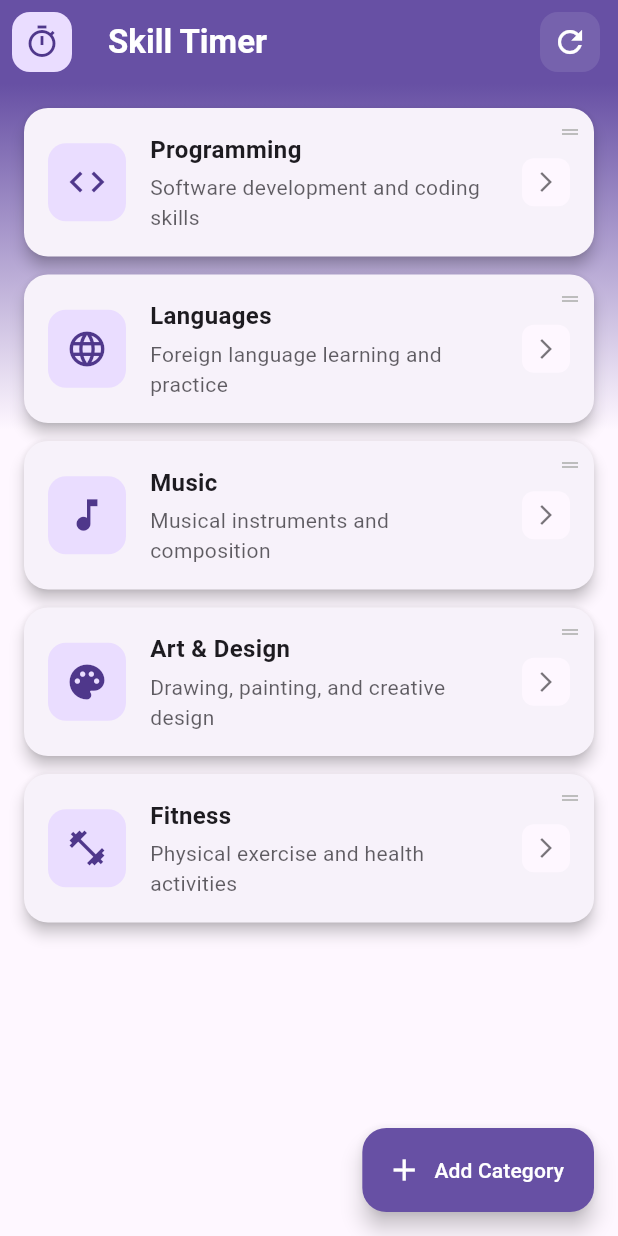
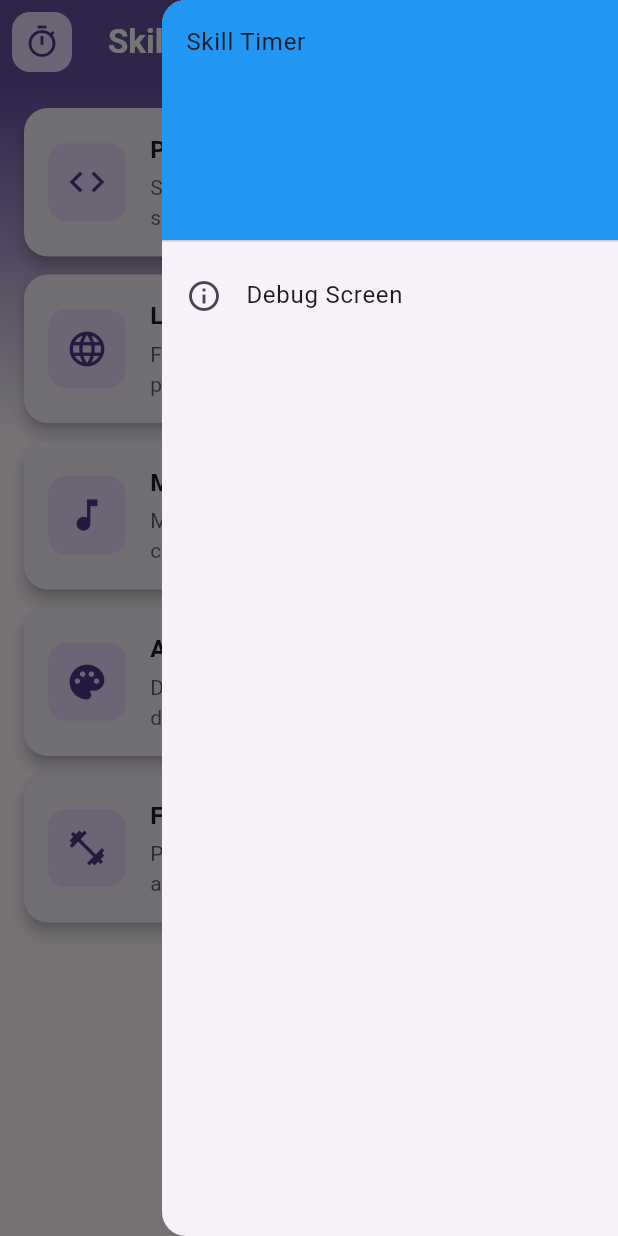
Before and after one commit to Ekipogh/skill_timer, a Flutter app: the screen it shows after launch, with the side drawer open (before the commit the screen has no drawer), on a phone screen of 412 x 824 dp. Run offline on Flutter 3.47's test engine with Material 3 defaults, Android fonts, the phone set to English and light mode, and no system bars; our stand-ins replace sqflite; accounts and stored records are empty.

Commit message:
feat: Add comprehensive documentation and refactor skill management with timer sessions

```diff
--- a/lib/models/skill.dart
+++ b/lib/models/skill.dart
@@ -20,9 +20,7 @@ class Skill {
       'id': id,
       'name': name,
       'description': description,
-      'category': category,
-      'totalTimeSpent': totalTimeSpent,
-      'sessionsCount': sessionsCount,
+      'category': category
     };
   }
 
--- a/lib/screens/homescreen.dart
+++ b/lib/screens/homescreen.dart
@@ -1,5 +1,6 @@
 import 'package:flutter/material.dart';
 import 'package:provider/provider.dart';
+import 'package:skill_timer/widgets/dev_database_utils.dart';
 import '../providers/skill_category_provider.dart';
 import '../models/skill_category.dart';
 import '../widgets/widgets.dart';
@@ -87,7 +88,7 @@ class _HomeScreenState extends State<HomeScreen> {
     super.initState();
     // Load skill categories when the screen initializes
     WidgetsBinding.instance.addPostFrameCallback((_) {
-      context.read<SkillProvider>().loadSkillCategories();
+      context.read<SkillProvider>().refresh();
     });
   }
 
@@ -103,6 +104,15 @@ class _HomeScreenState extends State<HomeScreen> {
               context.read<SkillProvider>().refresh();
             },
             tooltip: 'Refresh',
+          ),
+          Builder(
+            builder: (context) => CustomIconButton(
+              icon: Icons.menu,
+              onPressed: () {
+                Scaffold.of(context).openEndDrawer();
+              },
+              tooltip: 'Menu',
+            ),
           ),
           const SizedBox(width: 8),
         ],
@@ -129,7 +139,8 @@ class _HomeScreenState extends State<HomeScreen> {
             return EmptyStateCard(
               icon: Icons.school_outlined,
               title: 'No skill categories yet',
-              subtitle: 'Create your first skill category to start tracking your learning journey',
+              subtitle:
+                  'Create your first skill category to start tracking your learning journey',
               buttonText: 'Add First Category',
               onButtonPressed: _addNewSkillCategory,
             );
@@ -156,6 +167,29 @@ class _HomeScreenState extends State<HomeScreen> {
         tooltip: 'Add Skill Category',
         backgroundColor: Theme.of(context).colorScheme.primary,
         foregroundColor: Theme.of(context).colorScheme.onPrimary,
+      ),
+      endDrawer: Drawer(
+        child: ListView(
+          padding: EdgeInsets.zero,
+          children: [
+            const DrawerHeader(
+              decoration: BoxDecoration(color: Colors.blue),
+              child: Text('Skill Timer'),
+            ),
+            ListTile(
+              leading: const Icon(Icons.info_outline),
+              title: const Text('Debug Screen'),
+              onTap: () {
+                Navigator.push(
+                  context,
+                  MaterialPageRoute(
+                    builder: (context) => const DevDatabaseUtils(),
+                  ),
+                );
+              },
+            ),
+          ],
+        ),
       ),
     );
   }
--- a/lib/widgets/gradient_backgrounds.dart
+++ b/lib/widgets/gradient_backgrounds.dart
@@ -42,6 +42,7 @@ class ScaffoldWithGradient extends StatelessWidget {
   final FloatingActionButtonLocation? floatingActionButtonLocation;
   final List<Color>? gradientColors;
   final List<double>? gradientStops;
+  final Widget? endDrawer;
 
   const ScaffoldWithGradient({
     required this.body,
@@ -51,6 +52,7 @@ class ScaffoldWithGradient extends StatelessWidget {
     this.gradientColors,
     this.gradientStops,
     super.key,
+    this.endDrawer,
   });
 
   @override
@@ -68,16 +70,16 @@ class ScaffoldWithGradient extends StatelessWidget {
         stops: gradientStops,
         child: body,
       ),
+      endDrawer: endDrawer,
     );
   }
 }
 
 class TimerGradientBackground extends GradientBackground {
   const TimerGradientBackground({
-    required Widget child,
+    required super.child,
     super.key,
   }) : super(
-          child: child,
           begin: Alignment.topCenter,
           end: Alignment.bottomCenter,
           stops: const [0.0, 0.3],
@@ -86,10 +88,9 @@ class TimerGradientBackground extends GradientBackground {
 
 class SkillsGradientBackground extends GradientBackground {
   const SkillsGradientBackground({
-    required Widget child,
+    required super.child,
     super.key,
   }) : super(
-          child: child,
           begin: Alignment.topCenter,
           end: Alignment.bottomCenter,
           stops: const [0.0, 0.2],
@@ -98,10 +99,9 @@ class SkillsGradientBackground extends GradientBackground {
 
 class HomeGradientBackground extends GradientBackground {
   const HomeGradientBackground({
-    required Widget child,
+    required super.child,
     super.key,
   }) : super(
-          child: child,
           begin: Alignment.topCenter,
           end: Alignment.bottomCenter,
           stops: const [0.0, 0.2],
```
Also changed, not shown: lib/providers/skill_category_provider.dart (+75 -16 lines), lib/screens/timer_screen.dart (+8 -5 lines), lib/services/database.dart (+17 -83 lines), 6 other files.
